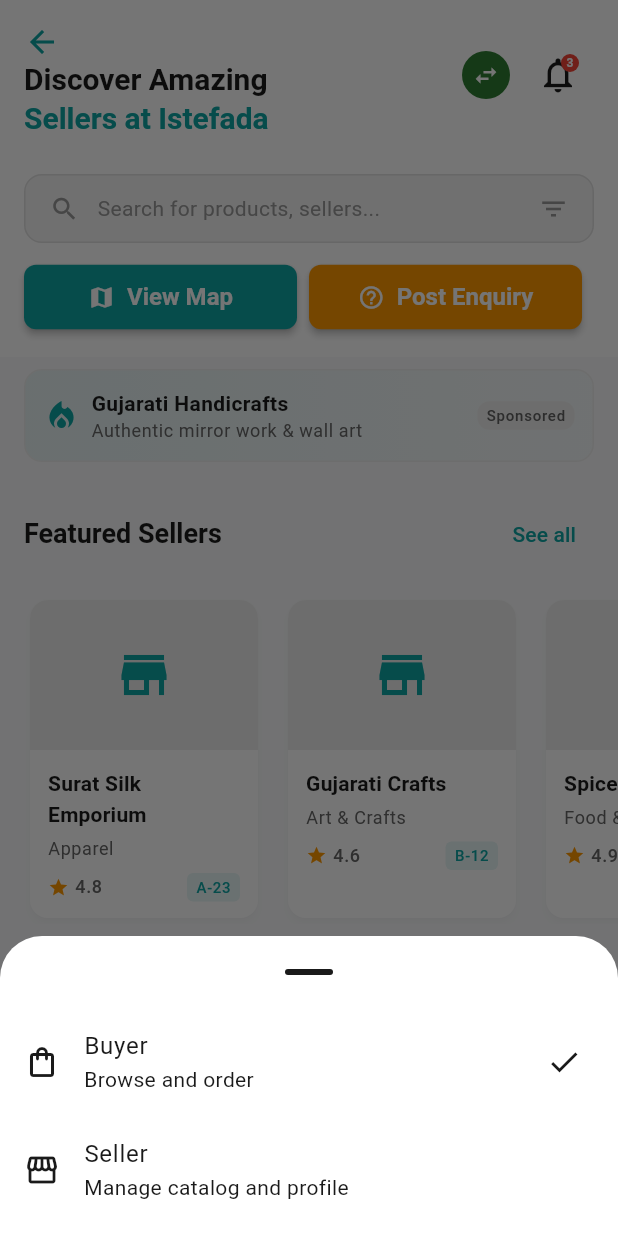
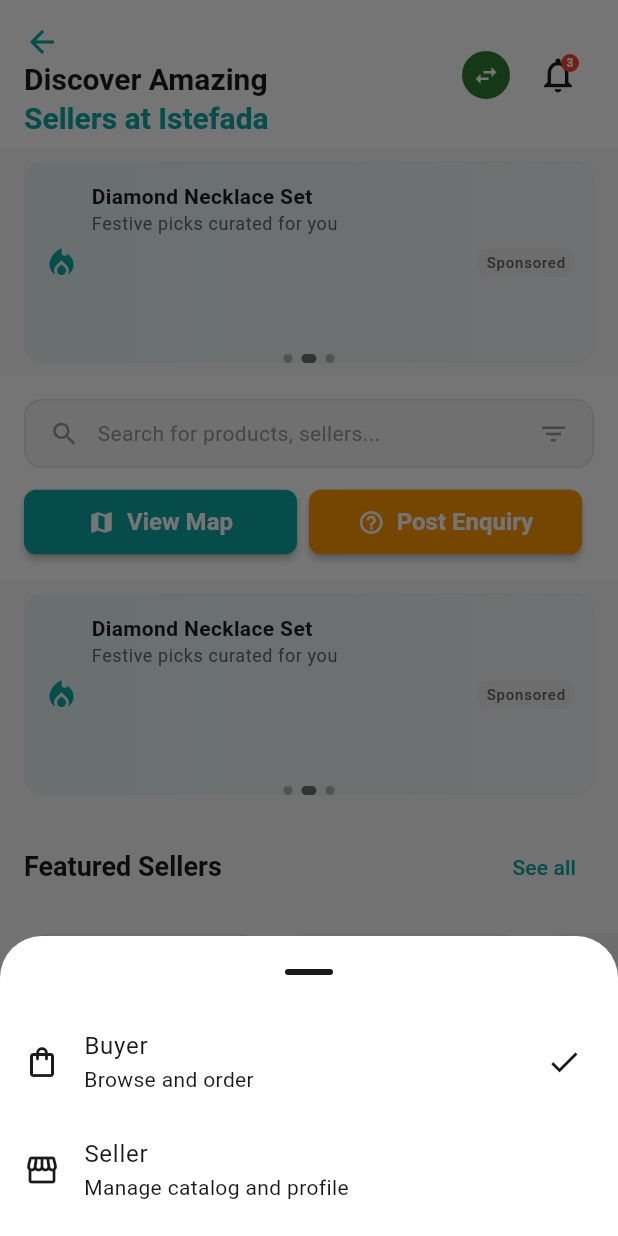
Before and after one commit to Moiz-Jamaal/FindMeBiz-App, a Flutter app: the BuyerHomeView screen opened by its route, after a tap on the "swap horiz" icon, on a phone screen of 412 x 824 dp. Run offline on Flutter 3.47's test engine with Material 3 defaults, Android fonts, the phone set to English and light mode, and no system bars; our stand-ins replace firebase_core, firebase_messaging, flutter_local_notifications, get, get_storage; missing offline and left inert: razorpay_flutter; accounts and stored records are empty.

Commit message:
feat: Add support for below search banner carousel and update ad service frequency

```diff
--- a/lib/app/data/models/sponsored_content.dart
+++ b/lib/app/data/models/sponsored_content.dart
@@ -6,6 +6,7 @@ enum SponsoredType { seller, product, banner }
 /// Logical placement slots for subtle ad insertions
 enum AdSlot {
   homeHeaderBanner,
+  homeBelowSearchBanner,
   homeFeatured,
   homeNewSellers,
   searchSellers,
--- a/lib/app/modules/buyer/home/views/buyer_home_view.dart
+++ b/lib/app/modules/buyer/home/views/buyer_home_view.dart
@@ -8,6 +8,7 @@ import '../../../shared/widgets/module_switcher.dart';
 import '../../../../services/ad_service.dart';
 import '../../../shared/widgets/ads/banner_ad_tile.dart';
 import '../../../shared/widgets/ads/native_ad_card.dart';
+import '../../../shared/widgets/ads/rotating_banner_carousel.dart';
 import '../../../../data/models/sponsored_content.dart';
 import '../../../../core/widgets/app_logo.dart';
 
@@ -135,8 +136,9 @@ class BuyerHomeView extends GetView<BuyerHomeController> {
       child: CustomScrollView(
         slivers: [
           _buildAppBar(),
+          _buildTopBannerCarousel(),
           _buildSearchSection(),
-          _buildHeaderAdBanner(),
+          _buildBelowSearchBannerCarousel(),
           _buildFeaturedSection(),
           _buildCategoriesSection(),
           _buildNewSellersSection(),
@@ -145,22 +147,58 @@ class BuyerHomeView extends GetView<BuyerHomeController> {
     );
   }
 
-  Widget _buildHeaderAdBanner() {
+  Widget _buildTopBannerCarousel() {
     final adService = Get.find<AdService>();
-  // Show a single subtle banner header deterministically
-  final ads = adService.getSponsoredForSlot(AdSlot.homeHeaderBanner);
+    final ads = adService.getSponsoredForSlot(AdSlot.homeHeaderBanner, limit: 5);
     if (ads.isEmpty) return const SliverToBoxAdapter(child: SizedBox.shrink());
+    // If only one ad, show banner tile; else carousel
+    final widgetToShow = ads.length == 1
+        ? BannerAdTile(
+            ad: ads.first,
+            onTap: () {
               final ad = ads.first;
-    return SliverToBoxAdapter(
-      child: BannerAdTile(
-        ad: ad,
-        onTap: () {
               if (ad.deeplinkRoute != null) {
                 Get.toNamed(ad.deeplinkRoute!, arguments: ad.payload);
               }
             },
-      ),
+          )
+        : RotatingBannerCarousel(
+            items: ads,
+            height: 150,
+            onTap: (ad) {
+              if (ad.deeplinkRoute != null) {
+                Get.toNamed(ad.deeplinkRoute!, arguments: ad.payload);
+              }
+            },
           );
+
+    return SliverToBoxAdapter(child: widgetToShow);
+  }
+
+  Widget _buildBelowSearchBannerCarousel() {
+    final adService = Get.find<AdService>();
+    final ads = adService.getSponsoredForSlot(AdSlot.homeBelowSearchBanner, limit: 5);
+    if (ads.isEmpty) return const SliverToBoxAdapter(child: SizedBox.shrink());
+    final widgetToShow = ads.length == 1
+        ? BannerAdTile(
+            ad: ads.first,
+            onTap: () {
+              final ad = ads.first;
+              if (ad.deeplinkRoute != null) {
+                Get.toNamed(ad.deeplinkRoute!, arguments: ad.payload);
+              }
+            },
+          )
+        : RotatingBannerCarousel(
+            items: ads,
+            height: 150,
+            onTap: (ad) {
+              if (ad.deeplinkRoute != null) {
+                Get.toNamed(ad.deeplinkRoute!, arguments: ad.payload);
+              }
+            },
+          );
+    return SliverToBoxAdapter(child: widgetToShow);
   }
   Widget _buildAppBar() {
     return SliverAppBar(
--- /dev/null
+++ b/lib/app/modules/shared/widgets/ads/rotating_banner_carousel.dart
@@ -0,0 +1,101 @@
+import 'dart:async';
+import 'package:flutter/material.dart';
+import '../../../../data/models/sponsored_content.dart';
+import 'banner_ad_tile.dart';
+
+/// Auto-rotating banner carousel inspired by Amazon home banners
+/// - Uses PageView with a timer to auto-advance
+/// - Accepts a list of SponsoredContent and tap handler generator
+class RotatingBannerCarousel extends StatefulWidget {
+  final List<SponsoredContent> items;
+  final void Function(SponsoredContent ad)? onTap;
+  final double height;
+  final Duration interval;
+
+  const RotatingBannerCarousel({
+    super.key,
+    required this.items,
+    this.onTap,
+    this.height = 140,
+    this.interval = const Duration(seconds: 4),
+  });
+
+  @override
+  State<RotatingBannerCarousel> createState() => _RotatingBannerCarouselState();
+}
+
+class _RotatingBannerCarouselState extends State<RotatingBannerCarousel> {
+  final PageController _pageController = PageController(viewportFraction: 1);
+  Timer? _timer;
+  int _current = 0;
+
+  @override
+  void initState() {
+    super.initState();
+    if (widget.items.length > 1) {
+      _timer = Timer.periodic(widget.interval, (_) {
+        if (!mounted) return;
+        _current = (_current + 1) % widget.items.length;
+        _pageController.animateToPage(
+          _current,
+          duration: const Duration(milliseconds: 350),
+          curve: Curves.easeInOut,
+        );
+      });
+    }
+  }
+
+  @override
+  void dispose() {
+    _timer?.cancel();
+    _pageController.dispose();
+    super.dispose();
+  }
+
+  @override
+  Widget build(BuildContext context) {
+    if (widget.items.isEmpty) return const SizedBox.shrink();
+
+    return SizedBox(
+      height: widget.height,
+      child: Stack(
+        children: [
+          PageView.builder(
+            controller: _pageController,
+            itemCount: widget.items.length,
+            onPageChanged: (i) => setState(() => _current = i),
+            itemBuilder: (context, index) {
+              final ad = widget.items[index];
+              return BannerAdTile(
+                ad: ad,
+                onTap: widget.onTap != null ? () => widget.onTap!(ad) : null,
+              );
+            },
+          ),
+          // Simple dots indicator
+          Positioned(
+            bottom: 8,
+            left: 0,
+            right: 0,
+            child: Row(
+              mainAxisAlignment: MainAxisAlignment.center,
+              children: List.generate(widget.items.length, (i) {
+                final active = i == _current;
+                return AnimatedContainer(
+                  duration: const Duration(milliseconds: 200),
+                  margin: const EdgeInsets.symmetric(horizontal: 3),
+                  width: active ? 10 : 6,
+                  height: 6,
+                  decoration: BoxDecoration(
+                    color: active ? Colors.black54 : Colors.black26,
+                    borderRadius: BorderRadius.circular(3),
+                  ),
+                );
+              }),
+            ),
+          ),
+        ],
+      ),
+    );
+  }
+}
--- a/lib/app/services/ad_service.dart
+++ b/lib/app/services/ad_service.dart
@@ -10,6 +10,7 @@ class AdService extends GetxService {
   // Frequency caps per slot (e.g., insert every N items at most)
   final Map<AdSlot, int> frequency = {
     AdSlot.homeHeaderBanner: 1, // show at top occasionally
+  AdSlot.homeBelowSearchBanner: 1,
     AdSlot.homeFeatured: 5, // every ~5 cards
     AdSlot.homeNewSellers: 6,
     AdSlot.searchSellers: 6,
```
Lines whose indentation alone changed are shown as unchanged.
